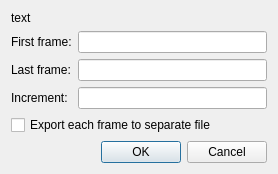
Qt form src/sas/qtgui/Utilities/UI/FrameSelectUI.ui (SasView/sasview) before a commit.
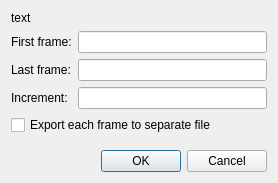
The same form after that commit.

The edit to the form file:
```diff
--- a/src/sas/qtgui/Utilities/UI/FrameSelectUI.ui
+++ b/src/sas/qtgui/Utilities/UI/FrameSelectUI.ui
@@ -10,7 +10,7 @@
     <x>0</x>
     <y>0</y>
     <width>278</width>
-    <height>173</height>
+    <height>183</height>
    </rect>
   </property>
   <property name="windowTitle">
```
Left out of the diff: 6 changed lines with no effect on the pictures.
